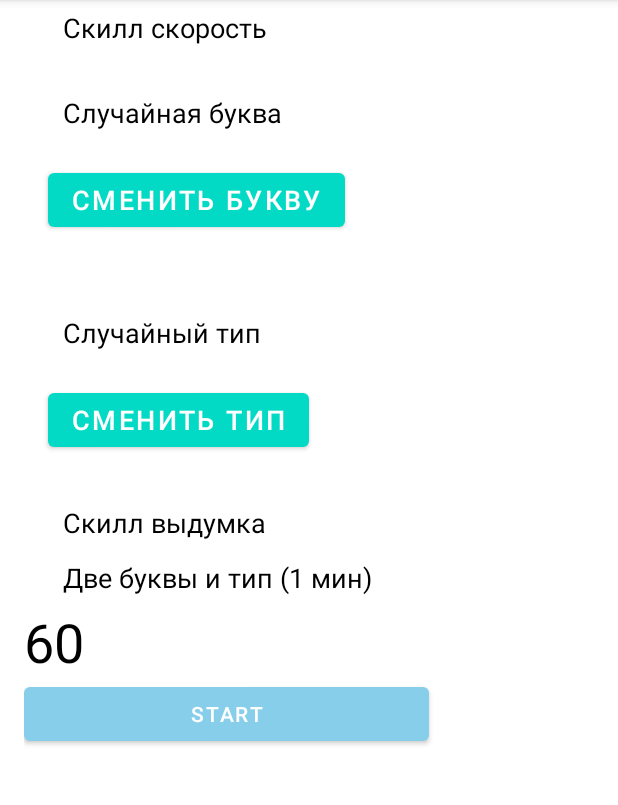
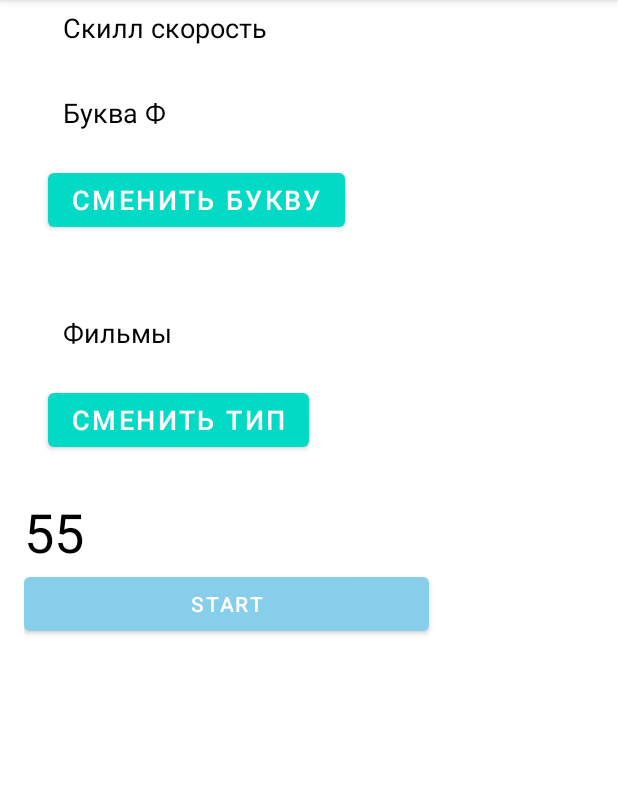
Before and after one commit to Vacheslav676/Random_Letter_2, an Android app: the words20seconds screen opened directly, with no data from a screen before it, after a tap on "СМЕНИТЬ ТИП", on a phone screen of 412 x 824 dp, the part 84-889 px from its top. Run offline under Robolectric (Android 15) with nearby library versions, the phone set to English and light mode, and no system bars; 2 other taps on this screen came first.

Commit message:
Активити "скилл скорость" работает

```diff
--- a/app/src/main/java/android/example/randomletter2/words20seconds.java
+++ b/app/src/main/java/android/example/randomletter2/words20seconds.java
@@ -3,14 +3,155 @@ package android.example.randomletter2;
 import androidx.appcompat.app.AppCompatActivity;
 
 import android.os.Bundle;
+import android.os.CountDownTimer;
+import android.view.View;
+import android.widget.Button;
+import android.widget.TextView;
+
+import java.util.Timer;
+import java.util.TimerTask;
 
 public class words20seconds extends AppCompatActivity {
+
+    String[] alphabet = {"А", "Б", "В", "Г", "Д", "Е", "Ж", "З", "И", "К", "Л", "М", "Н", "О", "П", "Р", "С", "Т", "У", "Ф", "Х", "Ц", "Ч", "Ш", "Э", "Ю", "Я"};
+    // 27 букв в массиве
+    int oneLength = alphabet.length;
+
+    String[] type1 = {"Овощи", "Фрукты", "Боевики", "Звери", "Птицы", "Оружие", "Посуда", "Блюда (еда)", "Книги", "Фильмы", "Футболисты", "Актёры", "Герои фильмов"};
+    // 10 букв в массиве
+    int twoLength = type1.length;
+
+
+
 
     @Override
     protected void onCreate(Bundle savedInstanceState) {
         super.onCreate(savedInstanceState);
         setContentView(R.layout.activity_words20seconds);
+
+
+        // Делаем таймер
+
+        //Создаем переменную и привязываем ее к текст вью
+        // Внимание!: тут название переменной и название текствью совпадают
+        TextView txtSeconds = (TextView) findViewById(R.id.txtSeconds);
+        //И по аналогии создаем переменную и привязываем кнопку-вью
+        Button btnStart = (Button) findViewById(R.id.buttonStart);
+
+
+
+        // Создаем слушателя кнопки, или обработчик события
+        View.OnClickListener oclbtnStart = new View.OnClickListener() {
+            @Override
+            public void onClick(View v) {
+
+                // Создадим переменную что бы задавать длину таймера считанную из текстового поля
+                // но нужно преобразовать из текста в число из текст вью txtSeconds
+                long seconds = Long.parseLong(txtSeconds.getText().toString());
+
+
+                // Тут Создаем таймер
+
+                // В скобочках задаем два параметра, от скольки мы скитаем
+                // и через сколько. От 10000(переменная seconds) милисекунд, и через 1000
+                // то есть грубо говоря вниз от 10 до 0 секунд через одну секунду
+                // умножить на 1000 потомучто 1000 милисекунд в одной секунде
+                CountDownTimer myTimer = new CountDownTimer(seconds*1000, 1000)
+                {
+                    @Override
+                    // millisUntilFinished - переменная отображающая оставшееся количесво секунд до конца
+                    // тип переменной лонг
+                    public void onTick(long millisUntilFinished) {
+                        //надо тип лонг перевести в текстовое поле
+                        // делим на 1000 потому что что бы видеть не милисекунды а секунды
+                        txtSeconds.setText(Long.toString(millisUntilFinished/1000));
+
+                    }
+
+                    @Override
+                    public void onFinish() {
+                        // Когда у нас будет завершение мы обратимся к похожей команде
+                        txtSeconds.setText("Время вышло");
+
+                    }
+                    // После следующей кнопки добавь точку с запетой, автоматом она не добавится
+                };
+
+                // НО Нужно запустить таймер:
+                myTimer.start();
+            }
+        };
+
+        // После создания слушателя мы обращаемся к нашей кнопке бтнСтарт
+        // И в скобки вписываем метод который мы хотим получить в качестве обработчика
+        btnStart.setOnClickListener(oclbtnStart);
+
+
+    }
+
+    // Этот метод вызывается при нажатии кнопки1.
+    // ссылка на метод находится во вьюшке
+    public void submitOrder(View view) {
+        int rand = (int) (Math.random() * 27);
+        String letter = alphabet[rand];
+
+        display(String.valueOf(letter));
+    }
+    // Этот метод Заполняет окно рандомной буквы
+    private void display(String AAA) {
+        TextView quantityTextView = (TextView) findViewById(R.id.letter_text_view);
+        quantityTextView.setText("Буква " + AAA);
     }
 
 
+
+
+    // Этот метод вызывается при нажатии кнопки2.
+    public void submitOrder2(View view) {
+        int rand = (int) (Math.random() * twoLength);
+        String type11 = type1[rand];
+
+        display2(String.valueOf(type11));
+    }
+    // Этот метод Заполняет окно рандомного типа
+    private void display2(String BBB) {
+        TextView quantityTextView = (TextView) findViewById(R.id.type1_text_view);
+        quantityTextView.setText(BBB);
+    }
+
+
+    // Таймер (просто теоритический таймер)
+    // не используется в данном приложении
+
+    public class MyTimerTask extends TimerTask {
+        public void run () {
+            System.out.println("Задание по таймеру выполняется");
+        }
+
+    }
+
+    class Ttest {
+        public void main(String args[]) {
+            MyTimerTask myTask = new MyTimerTask();
+            Timer myTimer = new Timer();
+            // Установить первоначальную паузу в течении одной
+            // секунды, а затем повторять задание каждые полсекунды
+            myTimer.schedule(myTask, 1000, 1200);
+
+            try {
+                Thread.sleep(10000);
+            } catch (InterruptedException exc) {
+            }
+
+            myTimer.cancel();
+
+        }
+    }
+
+
+
+
+
+
+
 }
--- a/app/src/main/res/layout/activity_words20seconds.xml
+++ b/app/src/main/res/layout/activity_words20seconds.xml
@@ -90,37 +90,7 @@
             app:backgroundTint="@color/teal_200" />
 
 
-        <TextView
-            android:id="@+id/title3_text_view"
-            android:layout_width="wrap_content"
-            android:layout_height="wrap_content"
-            android:layout_marginLeft="26dp"
-            android:layout_marginTop="6dp"
-            android:layout_marginBottom="6dp"
-            android:background="@color/white"
-            android:text="Скилл выдумка"
-            android:textColor="@color/black"
-            android:textSize="18sp"
-            app:layout_constraintBottom_toBottomOf="parent"
-            app:layout_constraintEnd_toEndOf="parent"
-            app:layout_constraintStart_toStartOf="parent"
-            app:layout_constraintTop_toTopOf="parent" />
 
-        <TextView
-            android:id="@+id/type2_text_view"
-            android:layout_width="wrap_content"
-            android:layout_height="wrap_content"
-            android:layout_marginLeft="26dp"
-            android:layout_marginTop="6dp"
-            android:layout_marginBottom="6dp"
-            android:background="@color/white"
-            android:text="Две буквы и тип (1 мин)"
-            android:textColor="@color/black"
-            android:textSize="18sp"
-            app:layout_constraintBottom_toBottomOf="parent"
-            app:layout_constraintEnd_toEndOf="parent"
-            app:layout_constraintStart_toStartOf="parent"
-            app:layout_constraintTop_toTopOf="parent" />
 
 
 
```
